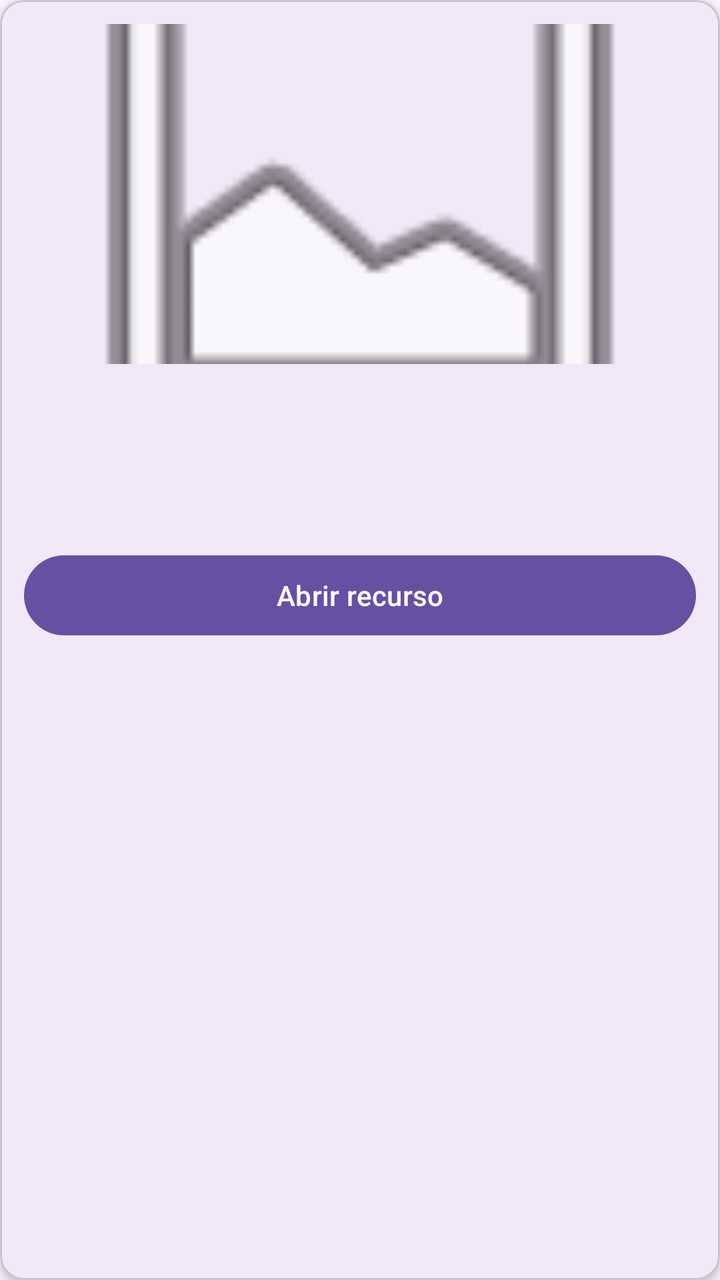
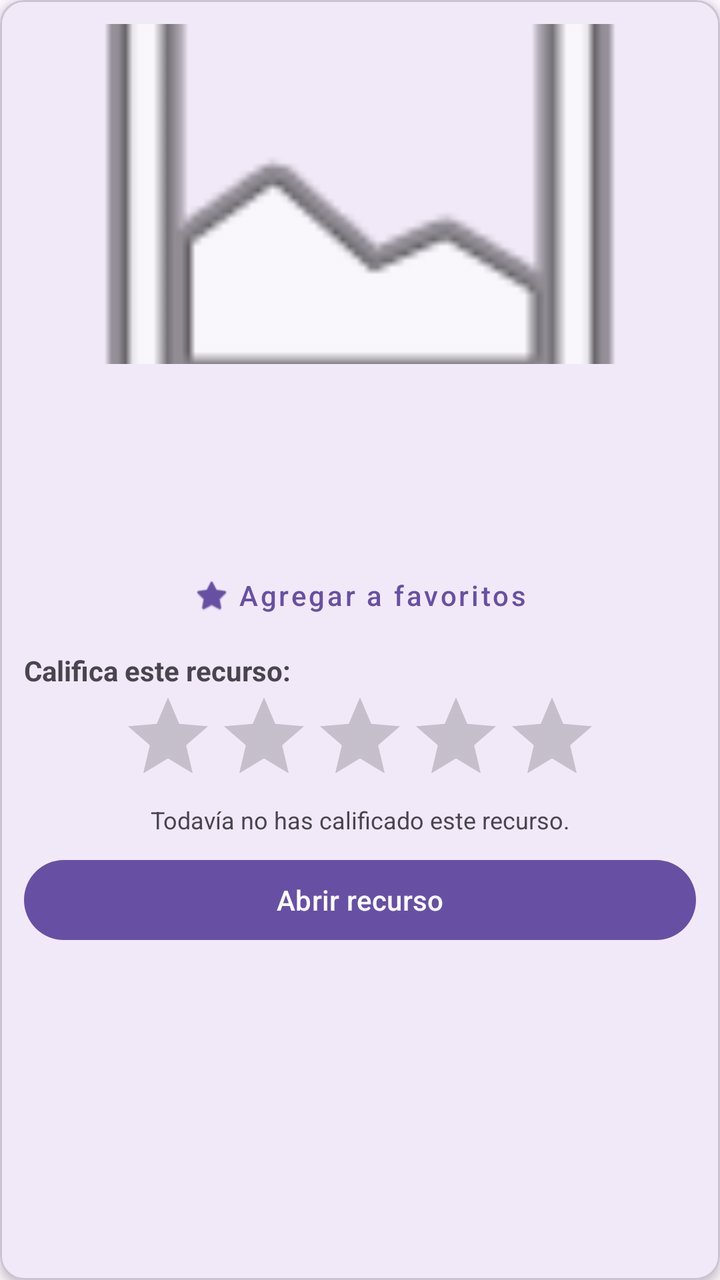

Screens rendered from an Android XML layout before and after an edit, with the pre-edit source and the edit as a unified diff.
<!-- AndroidManifest.xml: application theme Theme.AprendeApp -->
<!-- res/layout/item_recurso.xml -->
<?xml version="1.0" encoding="utf-8"?>
<com.google.android.material.card.MaterialCardView
    xmlns:android="http://schemas.android.com/apk/res/android"
    xmlns:app="http://schemas.android.com/apk/res-auto"
    android:id="@+id/cardRecurso"
    android:layout_width="match_parent"
    android:layout_height="wrap_content"
    android:layout_marginBottom="12dp"
    app:cardCornerRadius="12dp"
    app:cardElevation="3dp"
    app:strokeWidth="1dp">

    <LinearLayout
        android:layout_width="match_parent"
        android:layout_height="wrap_content"
        android:orientation="vertical"
        android:padding="12dp">

        <ImageView
            android:id="@+id/ivImagen"
            android:layout_width="match_parent"
            android:layout_height="170dp"
            android:contentDescription="@string/resource_image_description"
            android:scaleType="centerCrop"
            android:src="@android:drawable/ic_menu_gallery" />

        <TextView
            android:id="@+id/tvTitulo"
            android:layout_width="match_parent"
            android:layout_height="wrap_content"
            android:layout_marginTop="12dp"
            android:textAppearance="?attr/textAppearanceTitleMedium"
            android:textStyle="bold" />

        <TextView
            android:id="@+id/tvTipo"
            android:layout_width="match_parent"
            android:layout_height="wrap_content"
            android:layout_marginTop="4dp"
            android:textColor="?attr/colorPrimary"
            android:textSize="14sp" />

        <TextView
            android:id="@+id/tvDescripcion"
            android:layout_width="match_parent"
            android:layout_height="wrap_content"
            android:layout_marginTop="8dp"
            android:textSize="14sp" />

        <com.google.android.material.button.MaterialButton
            android:id="@+id/btnEnlace"
            android:layout_width="match_parent"
            android:layout_height="wrap_content"
            android:layout_marginTop="8dp"
            android:text="@string/open_resource" />

    </LinearLayout>

</com.google.android.material.card.MaterialCardView>
<!-- resources referenced by this layout -->
<resources>
  <string name="open_resource">Abrir recurso</string>
  <string name="resource_image_description">Imagen del recurso educativo</string>
  <style name="Theme.AprendeApp" parent="Base.Theme.AprendeApp" />
  <style name="Base.Theme.AprendeApp" parent="Theme.Material3.DayNight.NoActionBar">
          
          
      </style>
</resources>

<!-- the commit's change to res/layout/item_recurso.xml (unified diff, before → after) -->
@@ -47,6 +47,49 @@
             android:layout_marginTop="8dp"
             android:textSize="14sp" />
 
+        
+        <com.google.android.material.button.MaterialButton
+            android:id="@+id/btnFavorito"
+            style="@style/Widget.MaterialComponents.Button.TextButton"
+            android:layout_width="match_parent"
+            android:layout_height="wrap_content"
+            android:layout_marginTop="8dp"
+            android:minHeight="48dp"
+            android:text="@string/favorite_add"
+            android:textAllCaps="false"
+            app:icon="@android:drawable/btn_star_big_off"
+            app:iconGravity="textStart"
+            app:iconTint="?attr/colorPrimary" />
+
+        
+        <TextView
+            android:layout_width="match_parent"
+            android:layout_height="wrap_content"
+            android:layout_marginTop="4dp"
+            android:text="@string/rating_label"
+            android:textStyle="bold"
+            android:textSize="14sp" />
+
+        <RatingBar
+            android:id="@+id/rbCalificacion"
+            style="?android:attr/ratingBarStyle"
+            android:layout_width="wrap_content"
+            android:layout_height="wrap_content"
+            android:layout_gravity="center_horizontal"
+            android:isIndicator="false"
+            android:numStars="5"
+            android:rating="0"
+            android:stepSize="1" />
+
+        <TextView
+            android:id="@+id/tvCalificacion"
+            android:layout_width="match_parent"
+            android:layout_height="wrap_content"
+            android:gravity="center"
+            android:text="@string/rating_not_rated"
+            android:textSize="12sp" />
+
+        
         <com.google.android.material.button.MaterialButton
             android:id="@+id/btnEnlace"
             android:layout_width="match_parent"
<!-- resource entries referenced after the edit -->
@@ -1,6 +1,9 @@
 <!-- resources referenced by this layout -->
 <resources>
+  <string name="favorite_add">Agregar a favoritos</string>
   <string name="open_resource">Abrir recurso</string>
+  <string name="rating_label">Califica este recurso:</string>
+  <string name="rating_not_rated">Todavía no has calificado este recurso.</string>
   <string name="resource_image_description">Imagen del recurso educativo</string>
   <style name="Theme.AprendeApp" parent="Base.Theme.AprendeApp" />
   <style name="Base.Theme.AprendeApp" parent="Theme.Material3.DayNight.NoActionBar">
